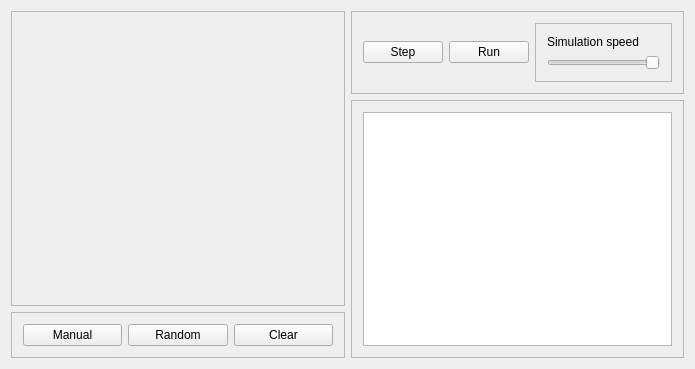
Before: the Qt Designer form Life/Life/life.ui in sergrt/lifegame, drawn with Qt 5.
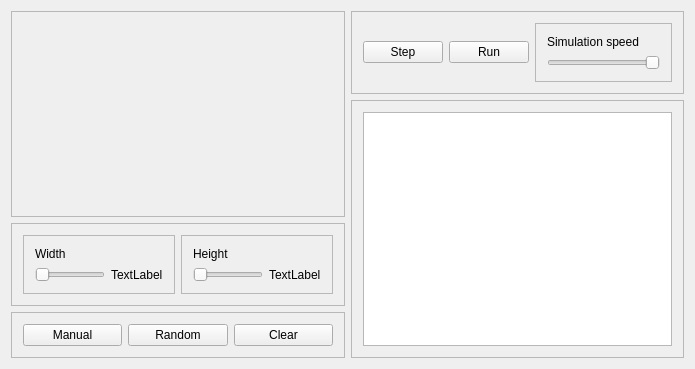
After: the same form once the commit is applied.

```diff
--- a/Life/Life/life.ui
+++ b/Life/Life/life.ui
@@ -14,15 +14,41 @@
    <string>Life</string>
   </property>
   <widget class="QWidget" name="centralWidget">
-   <layout class="QGridLayout" name="gridLayout_3" rowstretch="0,1,0,0" columnstretch="1,1">
-    <item row="0" column="0" rowspan="3">
-     <widget class="QFrame" name="frameGrid">
+   <layout class="QGridLayout" name="gridLayout_3" rowstretch="0,1,0,0,0" columnstretch="1,1">
+    <item row="4" column="0">
+     <widget class="QFrame" name="frame_2">
       <property name="frameShape">
        <enum>QFrame::StyledPanel</enum>
       </property>
       <property name="frameShadow">
        <enum>QFrame::Raised</enum>
       </property>
+      <layout class="QGridLayout" name="gridLayout_2">
+       <item row="0" column="2">
+        <widget class="QPushButton" name="clear">
+         <property name="text">
+          <string>Clear</string>
+         </property>
+        </widget>
+       </item>
+       <item row="0" column="1">
+        <widget class="QPushButton" name="randomize">
+         <property name="text">
+          <string>Random</string>
+         </property>
+        </widget>
+       </item>
+       <item row="0" column="0">
+        <widget class="QPushButton" name="manual">
+         <property name="text">
+          <string>Manual</string>
+         </property>
+         <property name="checkable">
+          <bool>true</bool>
+         </property>
+        </widget>
+       </item>
+      </layout>
      </widget>
     </item>
     <item row="0" column="1">
@@ -101,43 +127,7 @@
       </layout>
      </widget>
     </item>
-    <item row="3" column="0">
-     <widget class="QFrame" name="frame_2">
-      <property name="frameShape">
-       <enum>QFrame::StyledPanel</enum>
-      </property>
-      <property name="frameShadow">
-       <enum>QFrame::Raised</enum>
-      </property>
-      <layout class="QGridLayout" name="gridLayout_2">
-       <item row="1" column="2">
-        <widget class="QPushButton" name="clear">
-         <property name="text">
-          <string>Clear</string>
-         </property>
-        </widget>
-       </item>
-       <item row="1" column="1">
-        <widget class="QPushButton" name="randomize">
-         <property name="text">
-          <string>Random</string>
-         </property>
-        </widget>
-       </item>
-       <item row="1" column="0">
-        <widget class="QPushButton" name="manual">
-         <property name="text">
-          <string>Manual</string>
-         </property>
-         <property name="checkable">
-          <bool>true</bool>
-         </property>
-        </widget>
-       </item>
-      </layout>
-     </widget>
-    </item>
-    <item row="1" column="1" rowspan="3">
+    <item row="1" column="1" rowspan="4">
      <widget class="QFrame" name="frame_4">
       <property name="frameShape">
        <enum>QFrame::StyledPanel</enum>
@@ -152,6 +142,106 @@
       </layout>
      </widget>
     </item>
+    <item row="0" column="0" rowspan="3">
+     <widget class="QFrame" name="frameGrid">
+      <property name="frameShape">
+       <enum>QFrame::StyledPanel</enum>
+      </property>
+      <property name="frameShadow">
+       <enum>QFrame::Raised</enum>
+      </property>
+     </widget>
+    </item>
+    <item row="3" column="0">
+     <widget class="QFrame" name="frame_5">
+      <property name="frameShape">
+       <enum>QFrame::StyledPanel</enum>
+      </property>
+      <property name="frameShadow">
+       <enum>QFrame::Raised</enum>
+      </property>
+      <layout class="QGridLayout" name="gridLayout_6">
+       <item row="0" column="0">
+        <widget class="QFrame" name="frame_6">
+         <property name="frameShape">
+          <enum>QFrame::StyledPanel</enum>
+         </property>
+         <property name="frameShadow">
+          <enum>QFrame::Raised</enum>
+         </property>
+         <layout class="QGridLayout" name="gridLayout_7">
+          <item row="1" column="0">
+           <widget class="QSlider" name="width">
+            <property name="minimum">
+             <number>5</number>
+            </property>
+            <property name="maximum">
+             <number>128</number>
+            </property>
+            <property name="orientation">
+             <enum>Qt::Horizontal</enum>
+            </property>
+           </widget>
+          </item>
+          <item row="0" column="0">
+           <widget class="QLabel" name="label_2">
+            <property name="text">
+             <string>Width</string>
+            </property>
+           </widget>
+          </item>
+          <item row="1" column="1">
+           <widget class="QLabel" name="widthLabel">
+            <property name="text">
+             <string>TextLabel</string>
+            </property>
+           </widget>
+          </item>
+         </layout>
+        </widget>
+       </item>
+       <item row="0" column="1">
+        <widget class="QFrame" name="frame_7">
+         <property name="frameShape">
+          <enum>QFrame::StyledPanel</enum>
+         </property>
+         <property name="frameShadow">
+          <enum>QFrame::Raised</enum>
+         </property>
+         <layout class="QGridLayout" name="gridLayout_8">
+          <item row="0" column="0">
+           <widget class="QLabel" name="label_3">
+            <property name="text">
+             <string>Height</string>
+            </property>
+           </widget>
+          </item>
+          <item row="1" column="0">
+           <widget class="QSlider" name="height">
+            <property name="minimum">
+             <number>5</number>
+            </property>
+            <property name="maximum">
+             <number>128</number>
+            </property>
+            <property name="orientation">
+             <enum>Qt::Horizontal</enum>
+            </property>
+           </widget>
+          </item>
+          <item row="1" column="1">
+           <widget class="QLabel" name="heightLabel">
+            <property name="text">
+             <string>TextLabel</string>
+            </property>
+           </widget>
+          </item>
+         </layout>
+        </widget>
+       </item>
+      </layout>
+     </widget>
+    </item>
    </layout>
   </widget>
   <widget class="QMenuBar" name="menuBar">
```
